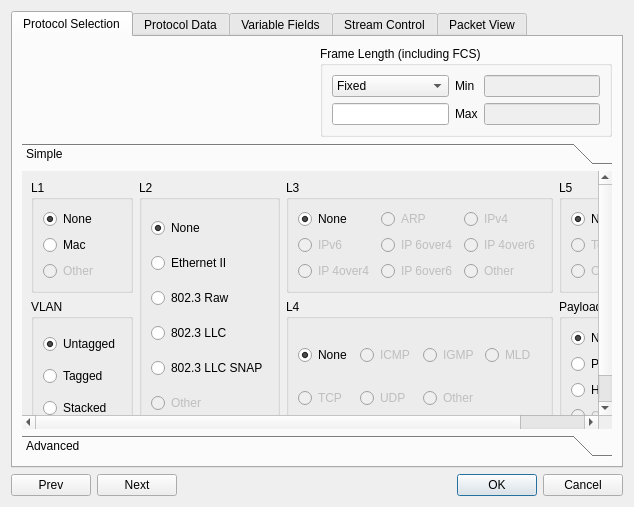
pstavirs/ostinato, file client/streamconfigdialog.ui: the form before one commit.
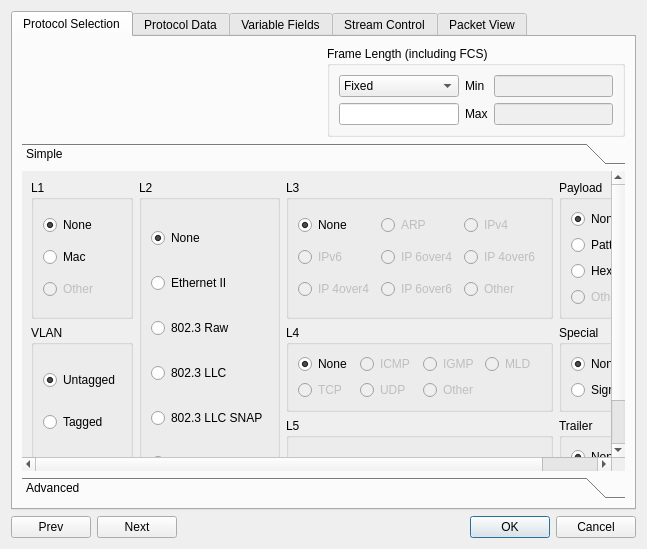
The form after the commit. Icons and pictures are not drawn. Custom widgets are drawn as their Qt base class.

Commit message:
sign: Add Sign to Stream Protocol Selection Widget
Added a Special Group (for sign), a Trailer Group and reorganized the
layout of the widget to fit these new groups. Added supporting code for
the Sign Protocol and the Trailer group

Patch:
```diff
--- a/client/streamconfigdialog.ui
+++ b/client/streamconfigdialog.ui
@@ -8,8 +8,8 @@
    <rect>
     <x>0</x>
     <y>0</y>
-    <width>634</width>
-    <height>507</height>
+    <width>647</width>
+    <height>549</height>
    </rect>
   </property>
   <property name="sizePolicy" >
@@ -146,8 +146,8 @@
            <rect>
             <x>0</x>
             <y>0</y>
-            <width>592</width>
-            <height>269</height>
+            <width>605</width>
+            <height>311</height>
            </rect>
           </property>
           <attribute name="label" >
@@ -193,7 +193,7 @@
              </layout>
             </widget>
            </item>
-           <item rowspan="2" row="0" column="1" >
+           <item rowspan="3" row="0" column="1" >
             <widget class="QGroupBox" name="gbFrameType" >
              <property name="enabled" >
               <bool>true</bool>
@@ -376,49 +376,7 @@
              </layout>
             </widget>
            </item>
-           <item row="0" column="3" >
-            <widget class="QGroupBox" name="gbL5Proto" >
-             <property name="enabled" >
-              <bool>true</bool>
-             </property>
-             <property name="title" >
-              <string>L5</string>
-             </property>
-             <layout class="QVBoxLayout" >
-              <item>
-               <widget class="QRadioButton" name="rbL5None" >
-                <property name="text" >
-                 <string>None</string>
-                </property>
-                <property name="checked" >
-                 <bool>true</bool>
-                </property>
-               </widget>
-              </item>
-              <item>
-               <widget class="QRadioButton" name="rbL5Text" >
-                <property name="enabled" >
-                 <bool>false</bool>
-                </property>
-                <property name="text" >
-                 <string>Text</string>
-                </property>
-               </widget>
-              </item>
-              <item>
-               <widget class="QRadioButton" name="rbL5Other" >
-                <property name="enabled" >
-                 <bool>false</bool>
-                </property>
-                <property name="text" >
-                 <string>Other</string>
-                </property>
-               </widget>
-              </item>
-             </layout>
-            </widget>
-           </item>
-           <item row="1" column="0" >
+           <item rowspan="2" row="1" column="0" >
             <widget class="QGroupBox" name="gbVlan" >
              <property name="enabled" >
               <bool>true</bool>
@@ -542,7 +500,49 @@
              </layout>
             </widget>
            </item>
-           <item row="1" column="3" >
+           <item row="2" column="2" >
+            <widget class="QGroupBox" name="gbL5Proto" >
+             <property name="enabled" >
+              <bool>true</bool>
+             </property>
+             <property name="title" >
+              <string>L5</string>
+             </property>
+             <layout class="QHBoxLayout" >
+              <item>
+               <widget class="QRadioButton" name="rbL5None" >
+                <property name="text" >
+                 <string>None</string>
+                </property>
+                <property name="checked" >
+                 <bool>true</bool>
+                </property>
+               </widget>
+              </item>
+              <item>
+               <widget class="QRadioButton" name="rbL5Text" >
+                <property name="enabled" >
+                 <bool>false</bool>
+                </property>
+                <property name="text" >
+                 <string>Text</string>
+                </property>
+               </widget>
+              </item>
+              <item>
+               <widget class="QRadioButton" name="rbL5Other" >
+                <property name="enabled" >
+                 <bool>false</bool>
+                </property>
+                <property name="text" >
+                 <string>Other</string>
+                </property>
+               </widget>
+              </item>
+             </layout>
+            </widget>
+           </item>
+           <item row="0" column="3" >
             <widget class="QGroupBox" name="gbPayloadProto" >
              <property name="enabled" >
               <bool>true</bool>
@@ -591,6 +591,67 @@
              </layout>
             </widget>
            </item>
+           <item row="1" column="3" >
+            <widget class="QGroupBox" name="gbSpecial" >
+             <property name="enabled" >
+              <bool>true</bool>
+             </property>
+             <property name="title" >
+              <string>Special</string>
+             </property>
+             <layout class="QVBoxLayout" >
+              <item>
+               <widget class="QRadioButton" name="rbSpecialNone" >
+                <property name="text" >
+                 <string>None</string>
+                </property>
+                <property name="checked" >
+                 <bool>true</bool>
+                </property>
+               </widget>
+              </item>
+              <item>
+               <widget class="QRadioButton" name="rbSignature" >
+                <property name="text" >
+                 <string>Signature</string>
+                </property>
+               </widget>
+              </item>
+             </layout>
+            </widget>
+           </item>
+           <item row="2" column="3" >
+            <widget class="QGroupBox" name="gbTrailer" >
+             <property name="enabled" >
+              <bool>true</bool>
+             </property>
+             <property name="title" >
+              <string>Trailer</string>
+             </property>
+             <layout class="QVBoxLayout" >
+              <item>
+               <widget class="QRadioButton" name="rbTrailerNone" >
+                <property name="text" >
+                 <string>None</string>
+                </property>
+                <property name="checked" >
+                 <bool>true</bool>
+                </property>
+               </widget>
+              </item>
+              <item>
+               <widget class="QRadioButton" name="rbTrailerOther" >
+                <property name="enabled" >
+                 <bool>false</bool>
+                </property>
+                <property name="text" >
+                 <string>Other</string>
+                </property>
+               </widget>
+              </item>
+             </layout>
+            </widget>
+           </item>
           </layout>
          </widget>
          <widget class="QWidget" name="page_2" >
```
The commit also changes 2 other files.
